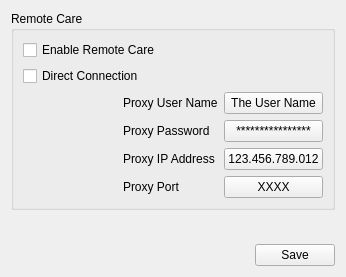
The window that HimalayaMain/Gui/Components/Settings/Forms/NetworkSettingsWidget.ui (Liyezhong/Master) describes before a commit, drawn with Qt 5.
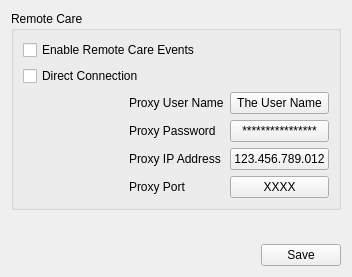
The same window after the commit.

Diff of the .ui file:
```diff
--- a/HimalayaMain/Gui/Components/Settings/Forms/NetworkSettingsWidget.ui
+++ b/HimalayaMain/Gui/Components/Settings/Forms/NetworkSettingsWidget.ui
@@ -6,7 +6,7 @@
    <rect>
     <x>0</x>
     <y>0</y>
-    <width>346</width>
+    <width>352</width>
     <height>277</height>
    </rect>
   </property>
@@ -20,13 +20,6 @@
       <string>Remote Care</string>
      </property>
      <layout class="QGridLayout" name="gridLayout">
-      <item row="0" column="0" colspan="2">
-       <widget class="QCheckBox" name="checkBox_RemoteCare">
-        <property name="text">
-         <string>Enable Remote Care</string>
-        </property>
-       </widget>
-      </item>
       <item row="1" column="0" colspan="2">
        <widget class="QCheckBox" name="checkBox_DirectConnection">
         <property name="text">
@@ -142,6 +135,13 @@
         </property>
        </widget>
       </item>
+      <item row="0" column="0" colspan="3">
+       <widget class="QCheckBox" name="checkBox_RemoteCare">
+        <property name="text">
+         <string>Enable Remote Care Events</string>
+        </property>
+       </widget>
+      </item>
      </layout>
     </widget>
    </item>
```
